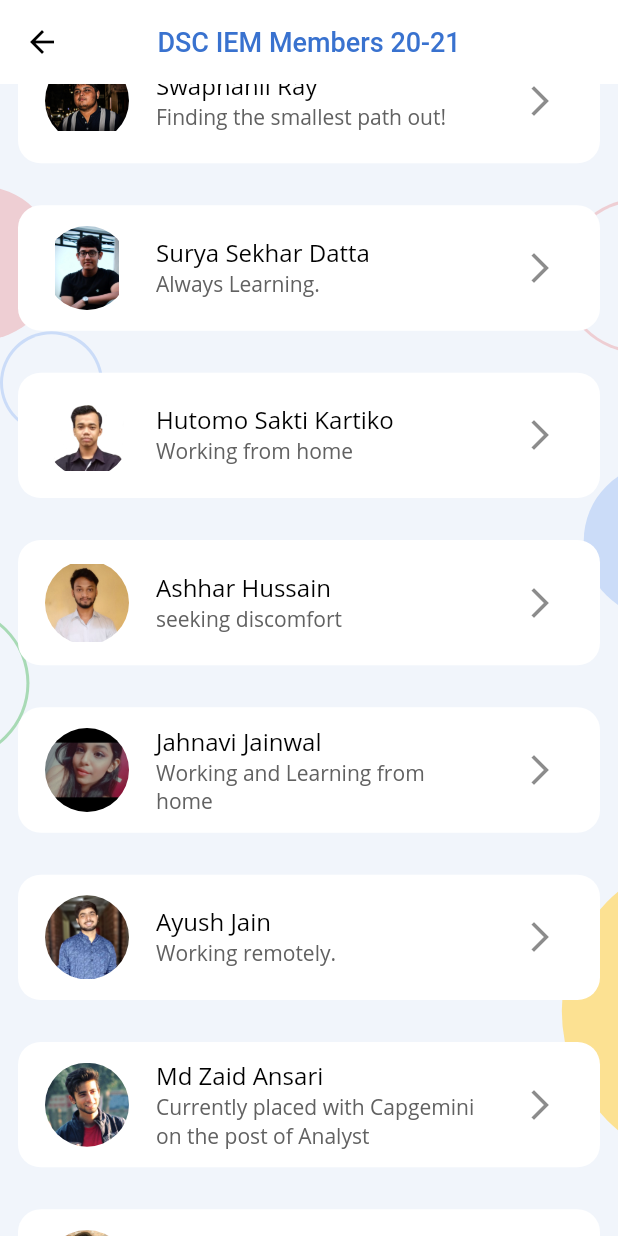
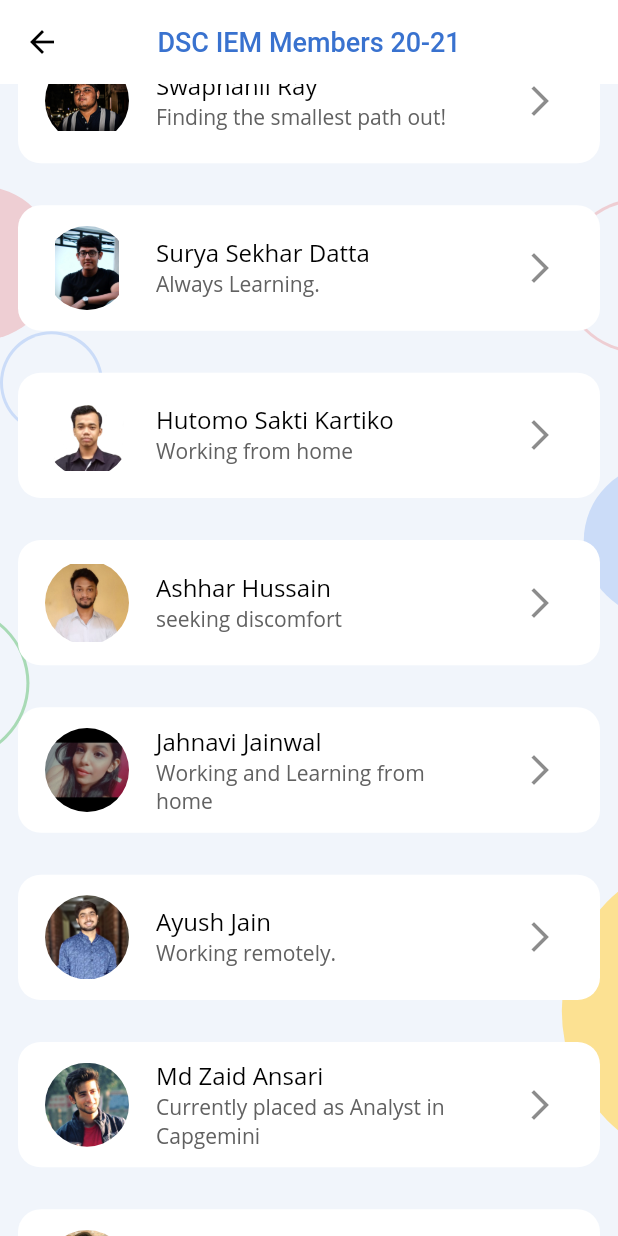
Before and after one commit to dsc-iem/AppDev-Hacktoberfest, a Flutter app: the MembersOverviewScreen screen opened directly, scrolled down 1728 dp, on a phone screen of 412 x 824 dp. Run offline on Flutter 3.47's test engine with Material 2 defaults, Android fonts, the phone set to English and light mode, and no system bars; our stand-ins replace font_awesome_flutter, shared_preferences; missing offline and left inert: circular_reveal_animation; accounts and stored records are empty.

Commit message:
added improvements

```diff
--- a/lib/data/all_members.dart
+++ b/lib/data/all_members.dart
@@ -26,7 +26,6 @@ import 'package:dsc_devs/data/member.dart';
 
 class AllMembers {
   static List<Member> _members = [
-
     Member(
         name: 'Rahul Kashyap',
         year: '3rd',
@@ -253,16 +252,17 @@ class AllMembers {
       linkedInUrl: 'https://www.linkedin.com/in/ayush-jain-2401/',
       status: 'Working remotely.',
     ),
-Member(
+    Member(
       name: 'Md Zaid Ansari',
       year: '4th',
       department: 'Information Technology',
       profilePath: 'assets/profiles/zaid.jpg',
-      aboutMe: 'Wanna-be software developer, interested to work as an app developer',
+      aboutMe:
+          'Wanna-be software developer, interested to work as an app developer',
       fburl: 'https://www.facebook.com/razorcalhn/',
       githubUrl: 'https://github.com/razorcalhn',
       linkedInUrl: 'https://www.linkedin.com/in/zzaid/',
-      status: 'Currently placed with Capgemini on the post of Analyst',
+      status: 'Currently placed as Analyst in Capgemini',
     ),
     Member(
       name: 'Mohini Gupta',
@@ -274,20 +274,19 @@ Member(
       githubUrl: 'https://github.com/Mohinig',
       linkedInUrl: 'https://www.linkedin.com/in/mohini-gupta-0106/',
       status: 'Work from home.',
-          ),
+    ),
     Member(
         name: 'Aditya Gite',
         year: '2nd',
         department: 'Metallurgy',
-        profilePath: 'assets/profiles/aditya-gite.jpg',
+        profilePath: 'assets/profiles/aditya-gite.jpeg',
         aboutMe:
             'Student of IIT Roorkee;Swimmer; Dancer; Trying Open Source for 1st time',
         fburl: 'https://www.facebook.com/aditya.gite.9231',
         githubUrl: 'https://github.com/aditya-gite-04',
         linkedInUrl: 'https://www.linkedin.com/in/aditya-gite-14b7b3195/',
         status: 'Studying from home'),
-
-          Member(
+    Member(
       name: 'Janhavi Kulkarni',
       year: '3rd',
       department: 'Computer Science',
@@ -296,7 +295,7 @@ Member(
       githubUrl: 'https://github.com/Janhavi23',
       linkedInUrl: 'https://www.linkedin.com/in/janhavi-kulkarni-90737517a/',
       status: 'Working...',
-          ),
+    ),
     Member(
       name: 'Nidhi Singh',
       year: '3rd',
@@ -306,7 +305,8 @@ Member(
       fburl: 'https://www.facebook.com/singh20nidhi',
       githubUrl: 'https://github.com/singh2010nidhi',
       linkedInUrl: 'https://www.linkedin.com/in/nidhisingh2010/',
-      status: 'Learning!',),
+      status: 'Learning!',
+    ),
   ];
 
   static List<Member> get members {
```
Also changed, not shown: pubspec.lock.
